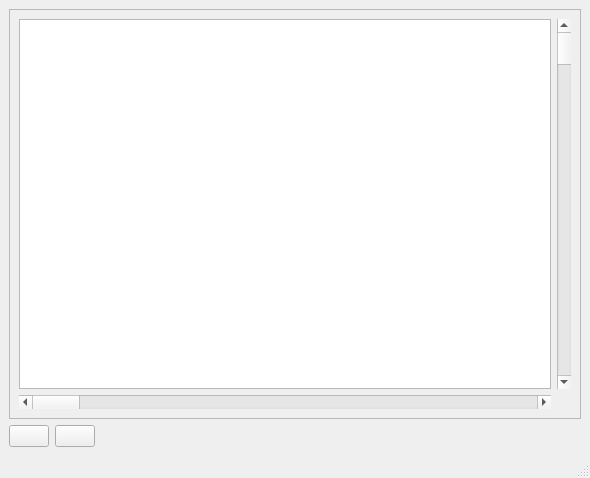
Qt form ui/mainwindow.ui (lavakalas/MedSchedule) before a commit.
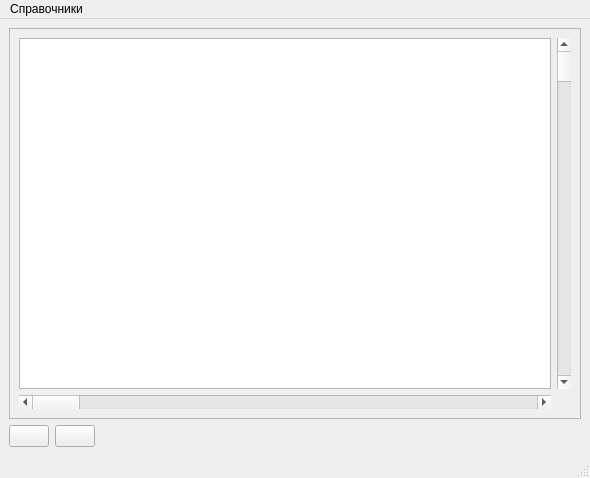
The same form after that commit. Icons and pictures are not drawn.

Commit message: Поправил mainwindow.ui: добавил иконки к кнопкам, заменил QTableWidget на QTableView

What changed in the file:
```diff
--- a/ui/mainwindow.ui
+++ b/ui/mainwindow.ui
@@ -26,7 +26,7 @@
          <x>0</x>
          <y>0</y>
          <width>570</width>
-         <height>386</height>
+         <height>384</height>
         </rect>
        </property>
        <layout class="QGridLayout" name="gridLayout">
@@ -37,9 +37,6 @@
           </property>
          </widget>
         </item>
-        <item row="0" column="0">
-         <widget class="QTableWidget" name="tW"/>
-        </item>
         <item row="1" column="0">
          <widget class="QScrollBar" name="hSB">
           <property name="orientation">
@@ -47,6 +44,19 @@
           </property>
          </widget>
         </item>
+        <item row="0" column="0">
+         <widget class="QTableView" name="tV">
+          <property name="mouseTracking">
+           <bool>false</bool>
+          </property>
+          <property name="autoScrollMargin">
+           <number>18</number>
+          </property>
+          <property name="editTriggers">
+           <set>QAbstractItemView::NoEditTriggers</set>
+          </property>
+         </widget>
+        </item>
        </layout>
       </widget>
      </widget>
@@ -104,6 +114,13 @@
      <height>22</height>
     </rect>
    </property>
+   <widget class="QMenu" name="menu">
+    <property name="title">
+     <string>Справочники</string>
+    </property>
+    <addaction name="action"/>
+   </widget>
+   <addaction name="menu"/>
   </widget>
   <widget class="QStatusBar" name="statusbar"/>
  </widget>
```
Left out of the diff: 13 changed lines with no effect on the pictures. The commit also changes 1 other file.
